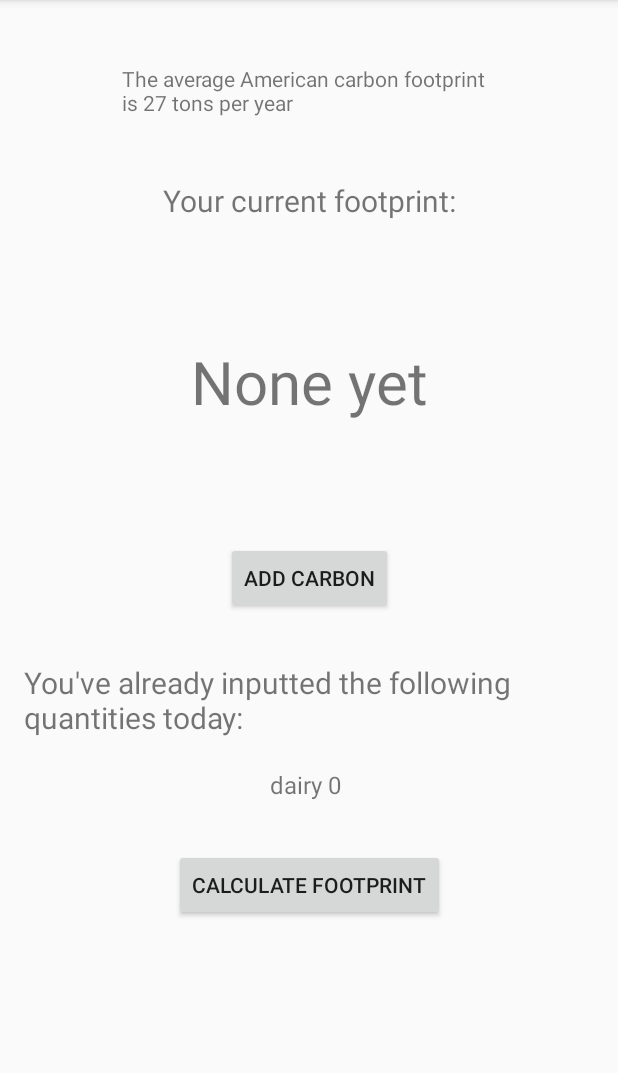
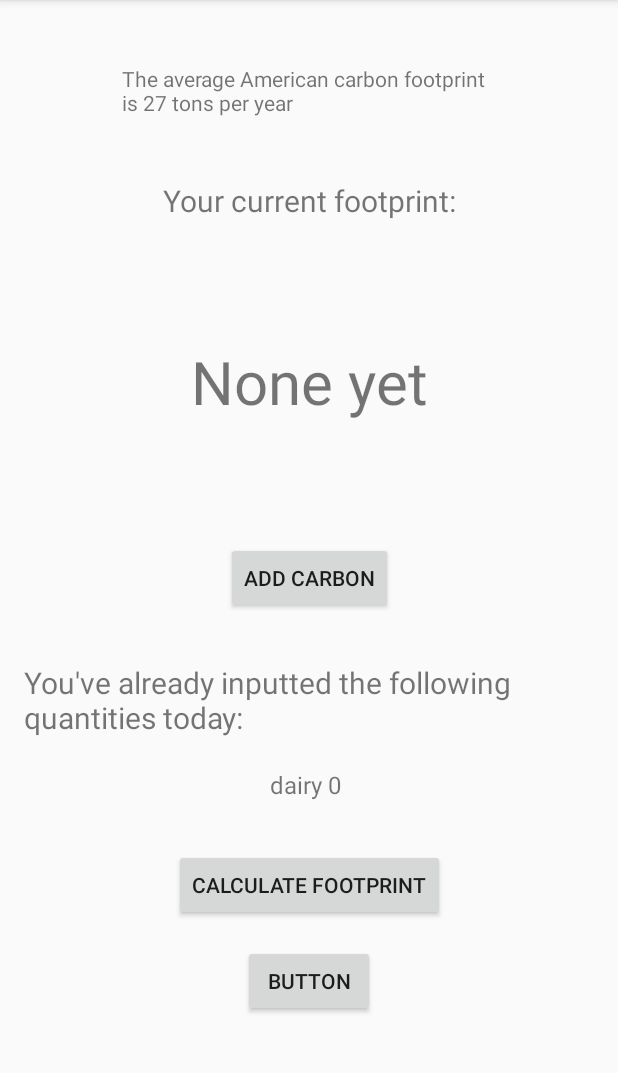
Before and after one commit to Carbon-Truth/CarbonTruth, an Android app: the screen it shows after launch (MainActivity), after a tap on "SUBMIT", on a phone screen of 412 x 824 dp, the part 84-1157 px from its top. Run offline under Robolectric (Android 15) with nearby library versions, the phone set to English and light mode, and no system bars; 4 statements that could not run were skipped; 3 other taps on this screen came first.

Commit message:
Restructured code.

```diff
--- a/app/src/main/java/com/example/newcarbontruth/FileManager.java
+++ b/app/src/main/java/com/example/newcarbontruth/FileManager.java
@@ -38,14 +38,9 @@ public class FileManager {
                 total=total+st+" ";
             }
 
-            Toast toast=Toast.makeText(applicationContext, "grep: Found "+total, Toast.LENGTH_LONG);
-            toast.show();
-
             return total;
         }
         catch (Exception e) {
-            Toast toast=Toast.makeText(applicationContext, "grep: "+e+" was thrown", Toast.LENGTH_LONG);
-            toast.show();
             return "Nothing Found";
         }
     }
@@ -81,14 +76,11 @@ public class FileManager {
             return total;
         }
         catch (Exception e) {
-            Toast toast=Toast.makeText(applicationContext, "grep: "+e+" was thrown when trying to make toast", Toast.LENGTH_LONG);
-            toast.show();
             return "footprint not found";
         }
     }
 
-    //saves new type of source of carbon in the file temp, to be read at the end of the day.
-    public void saveNewType(String carOrFood, String sourceType)
+    public void writeToFile(String text, String fileName)
     {
         File file = new File(fileDirectory, "theTempFiles");
         if (!file.exists()) {
@@ -96,21 +88,18 @@ public class FileManager {
         }
 
         try {
-            File newFile = new File(file, "temp.txt");
+            File newFile = new File(file, fileName);
             FileWriter writer = new FileWriter(newFile, true);
-            writer.append(carOrFood+" "+sourceType+" ");
+            writer.append(text);
             writer.flush();
             writer.close();
-            Toast toast=Toast.makeText(applicationContext, "grep: wrote "+carOrFood+" "+sourceType+" in temp", Toast.LENGTH_LONG);
-            toast.show();
         } catch (IOException e) {
             e.printStackTrace();
-            Toast toast=Toast.makeText(applicationContext, "grep:"+e+"was thrown when trying to write into the file", Toast.LENGTH_LONG);
-            toast.show();
         }
     }
 
-    public void saveQuantity(String quantity)
+
+    public String getLastTime()
     {
         File file = new File(fileDirectory, "theTempFiles");
         if (!file.exists()) {
@@ -118,16 +107,54 @@ public class FileManager {
         }
 
         try {
-            File newFile = new File(file, "temp.txt");
+            File newFile = new File(file, "tempLastTime.txt");
+
             FileWriter writer = new FileWriter(newFile, true);
-            writer.append(quantity+"|");
+            writer.append("");
             writer.flush();
             writer.close();
-            Toast toast=Toast.makeText(applicationContext, "grep: wrote "+quantity+" in temp", Toast.LENGTH_LONG);
+
+            BufferedReader br = new BufferedReader(new FileReader(newFile));
+
+            String total="";
+            String st;
+            while ((st = br.readLine()) != null)
+            {
+                total+=st;
+            }
+
+            if (total.equals(""))
+            {
+                total="0";
+            }
+
+            return total;
+        }
+        catch (Exception e) {
+            Toast toast=Toast.makeText(applicationContext, "grep: "+e+" was thrown when trying to make toast", Toast.LENGTH_LONG);
+            toast.show();
+            return "0";
+        }
+    }
+
+    public void clearFile(String fileName)
+    {
+        File file = new File(fileDirectory, "theTempFiles");
+        if (!file.exists()) {
+            file.mkdirs();
+        }
+
+        try {
+            File newFile = new File(file, fileName);
+            FileWriter writer = new FileWriter(newFile, false);
+            writer.append("");
+            writer.flush();
+            writer.close();
+            Toast toast=Toast.makeText(applicationContext, "grep: cleared file", Toast.LENGTH_LONG);
             toast.show();
         } catch (IOException e) {
             e.printStackTrace();
-            Toast toast=Toast.makeText(applicationContext, "grep:"+e+"was thrown when trying to write into the file", Toast.LENGTH_LONG);
+            Toast toast=Toast.makeText(applicationContext, "grep:"+e+"was thrown when trying to clear the file", Toast.LENGTH_LONG);
             toast.show();
         }
     }
--- /dev/null
+++ b/app/src/main/java/com/example/newcarbontruth/TimeManager.java
@@ -0,0 +1,54 @@
+package com.example.newcarbontruth;
+
+import android.content.Context;
+import android.widget.Toast;
+
+import java.util.Date;
+
+class TimeManager {
+    FileManager fileManager;
+
+    public TimeManager(FileManager givenFileManager)
+    {
+        fileManager = givenFileManager;
+    }
+
+    //check if a day has passed since the last time the footprint was recorded.
+    public boolean dayHasPassed()
+    {
+        //current date
+//        Date date = new Date();
+        long currentTime = System.currentTimeMillis();
+
+        //check if current time is greater than last time +24 hours. 86400000.0 milliseconds in a day
+        String lastTimeStr = fileManager.getLastTime();
+        long lastTime = Long.valueOf(lastTimeStr);
+
+        if (currentTime>lastTime+86400000)
+        {
+            fileManager.clearFile("tempLastTime.txt");
+            fileManager.writeToFile(""+System.currentTimeMillis(), "tempLastTime.txt");
+            return true;
+        }
+        else
+        {
+            return false;
+        }
+    }
+
+    public void takeAwayHalfADay(Context applicationContext)
+    {
+        //half a day=43200000 milliseconds
+        String lastTimeStr = fileManager.getLastTime();
+        String ancientLastTimeStr=lastTimeStr;
+        while (lastTimeStr.charAt(lastTimeStr.length()-1)==' ')
+        {
+            lastTimeStr=lastTimeStr.substring(0,lastTimeStr.length()-1);
+        }
+        long lastTime = Long.valueOf(lastTimeStr)-432000000;
+        fileManager.clearFile("tempLastTime.txt");
+        fileManager.writeToFile(""+lastTimeStr, "tempLastTime.txt");
+        Toast toast=Toast.makeText(applicationContext, "grep: "+lastTime+" vs initial "+ancientLastTimeStr, Toast.LENGTH_LONG);
+        toast.show();
+    }
+}
--- a/app/src/main/res/layout/activity_main.xml
+++ b/app/src/main/res/layout/activity_main.xml
@@ -86,4 +86,15 @@
         app:layout_constraintHorizontal_bias="0.5"
         app:layout_constraintStart_toStartOf="parent"
         app:layout_constraintTop_toTopOf="parent" />
+
+    <Button
+        android:id="@+id/button3"
+        android:layout_width="wrap_content"
+        android:layout_height="wrap_content"
+        android:layout_marginTop="16dp"
+        android:text="Button"
+        android:onClick="subtractHalfADay"
+        app:layout_constraintEnd_toEndOf="parent"
+        app:layout_constraintStart_toStartOf="parent"
+        app:layout_constraintTop_toBottomOf="@+id/button2" />
 </androidx.constraintlayout.widget.ConstraintLayout>
```
Also changed, not shown: app/src/main/java/com/example/newcarbontruth/MainActivity.java (+36 -16 lines).
